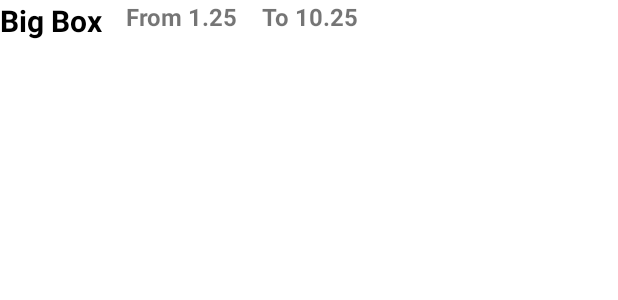
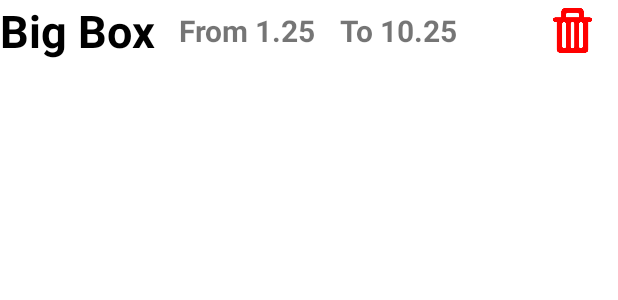
Before and after one commit to Gideon-Jaffe/MTGCollection, an Android app: the layout location_list_item.xml on its own in the app's theme, with its tools: preview values and no code run, on a phone screen of 412 x 824 dp. Shown: the top 300 px of the screen. Run offline under Robolectric (Android 15) with nearby library versions, the phone set to English and light mode, and no system bars; network calls fail.

Commit message:
Can add cards to locations and remove locations

```diff
--- a/app/src/main/java/com/example/mtgcollection/ui/boxes/BoxesFragment.kt
+++ b/app/src/main/java/com/example/mtgcollection/ui/boxes/BoxesFragment.kt
@@ -57,7 +57,7 @@ class BoxesFragment : Fragment() {
 
     private fun getBoxesData() {
         val items = boxesDBHelper.getAllBoxes()
-        boxesRecyclerView.adapter = LocationsRecyclerViewAdapter(this.context, items) { location, pos -> onBoxesListItemClick(location, pos)}
+        boxesRecyclerView.adapter = LocationsRecyclerViewAdapter(this.context, items, {id -> boxesDBHelper.removeLocation(id)}){ location, pos -> onBoxesListItemClick(location, pos)}
     }
 
     private fun onBoxesListItemClick(location: LocationInfo, position : Int) {
--- a/app/src/main/res/layout/location_list_item.xml
+++ b/app/src/main/res/layout/location_list_item.xml
@@ -10,7 +10,7 @@
         android:layout_height="wrap_content"
         android:text="Big Box"
         android:textColor="@color/black"
-        android:textSize="20sp"
+        android:textSize="30sp"
         android:textStyle="bold"
         app:layout_constraintStart_toStartOf="parent"
         app:layout_constraintTop_toTopOf="parent"/>
@@ -20,11 +20,12 @@
         android:layout_height="wrap_content"
         android:id="@+id/location_low_price"
         android:text="From 1.25"
-        android:textSize="16sp"
+        android:textSize="20sp"
         android:textStyle="bold"
         android:layout_marginStart="16dp"
         app:layout_constraintStart_toEndOf="@+id/location_name"
         app:layout_constraintTop_toTopOf="parent"
+        app:layout_constraintBottom_toBottomOf="@+id/location_name"
         />
 
     <TextView
@@ -32,11 +33,23 @@
         android:layout_height="wrap_content"
         android:id="@+id/location_high_price"
         android:text="To 10.25"
-        android:textSize="16sp"
+        android:textSize="20sp"
         android:textStyle="bold"
         android:layout_marginStart="16dp"
         app:layout_constraintStart_toEndOf="@+id/location_low_price"
-        app:layout_constraintTop_toTopOf="parent"
+        app:layout_constraintTop_toTopOf="@+id/location_low_price"
+        app:layout_constraintBottom_toBottomOf="@+id/location_low_price"
         />
 
+    <ImageButton
+        android:id="@+id/location_trash_button"
+        android:layout_width="30dp"
+        android:layout_height="30dp"
+        android:background="@drawable/trash_icon"
+        app:layout_constraintEnd_toEndOf="parent"
+        app:layout_constraintTop_toTopOf="@+id/location_name"
+        app:layout_constraintBottom_toBottomOf="@+id/location_name"
+        android:layout_marginEnd="15dp"/>
+
+
 </androidx.constraintlayout.widget.ConstraintLayout>
--- a/app/src/main/res/values/strings.xml
+++ b/app/src/main/res/values/strings.xml
@@ -15,4 +15,7 @@
     <string name="card_search_button_string">Search</string>
     <string name="Boxes_Add_Button_String">add</string>
     <string name="menu_boxes">Boxes</string>
+
+    <string name="low_price">From %1%s</string>
+    <string name="high_price">To %1%s</string>
 </resources>
```
Also changed, not shown: app/src/main/java/com/example/mtgcollection/LocationInfo.kt (+8 -2 lines), app/src/main/java/com/example/mtgcollection/ui/boxes/LocationsRecyclerViewAdapter.kt (+6 -2 lines), app/src/main/java/com/example/mtgcollection/ui/card_search/CardSearchFragment.kt (+9 -3 lines), app/src/main/java/com/example/mtgcollection/ui/gallery/CollectionDataBase.kt (+85 -8 lines), app/src/main/res/layout/add_card_popup.xml (+8 -3 lines), app/src/main/res/drawable/trash_icon.png (added).
